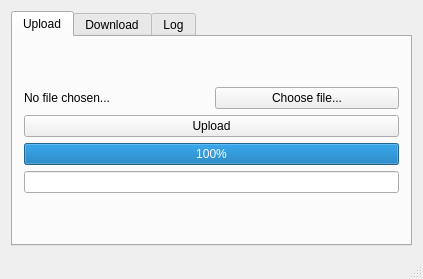
Old version of the form src/client/uploaderwindow.ui in the repository aszczepanski/http-server.
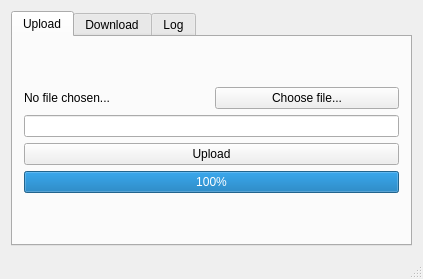
New version of the form. The open tabs and pages were chosen to show the change.

Diff of the .ui file:
```diff
--- a/src/client/uploaderwindow.ui
+++ b/src/client/uploaderwindow.ui
@@ -44,14 +44,14 @@
          <layout class="QGridLayout" name="gridLayout_3">
           <item row="0" column="0">
            <layout class="QGridLayout" name="uploaderLayout">
-            <item row="1" column="0">
+            <item row="2" column="0">
              <widget class="QPushButton" name="uploadButton">
               <property name="text">
                <string>Upload</string>
               </property>
              </widget>
             </item>
-            <item row="2" column="0">
+            <item row="3" column="0">
              <widget class="QProgressBar" name="uploadProgressBar">
               <property name="toolTip">
                <string/>
@@ -61,9 +61,6 @@
               </property>
              </widget>
             </item>
-            <item row="3" column="0">
-             <widget class="QLineEdit" name="uploadStatusEdit"/>
-            </item>
             <item row="0" column="0">
              <layout class="QHBoxLayout" name="filePickerLayout">
               <item>
@@ -82,6 +79,13 @@
               </item>
              </layout>
             </item>
+            <item row="1" column="0">
+             <widget class="QLineEdit" name="uploadStatusEdit">
+              <property name="text">
+               <string/>
+              </property>
+             </widget>
+            </item>
            </layout>
           </item>
          </layout>
```
Left out of the diff: 2 changed lines with no effect on the pictures.
